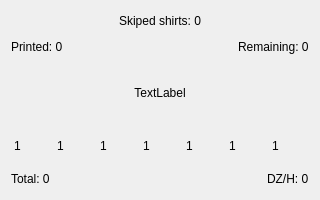
Before: the Qt Designer form infowidget.ui in mishkoLitvin/L_Aries-progect, drawn with Qt 5.
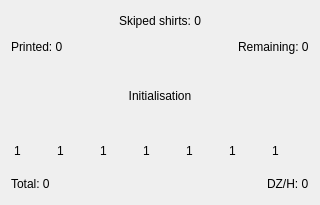
After: the same form once the commit is applied.

Diff of the .ui file:
```diff
--- a/infowidget.ui
+++ b/infowidget.ui
@@ -7,7 +7,7 @@
     <x>0</x>
     <y>0</y>
     <width>320</width>
-    <height>200</height>
+    <height>205</height>
    </rect>
   </property>
   <property name="minimumSize">
@@ -155,7 +155,7 @@
       <enum>QFrame::NoFrame</enum>
      </property>
      <property name="text">
-      <string>TextLabel</string>
+      <string>Initialisation</string>
      </property>
      <property name="alignment">
       <set>Qt::AlignCenter</set>
```
